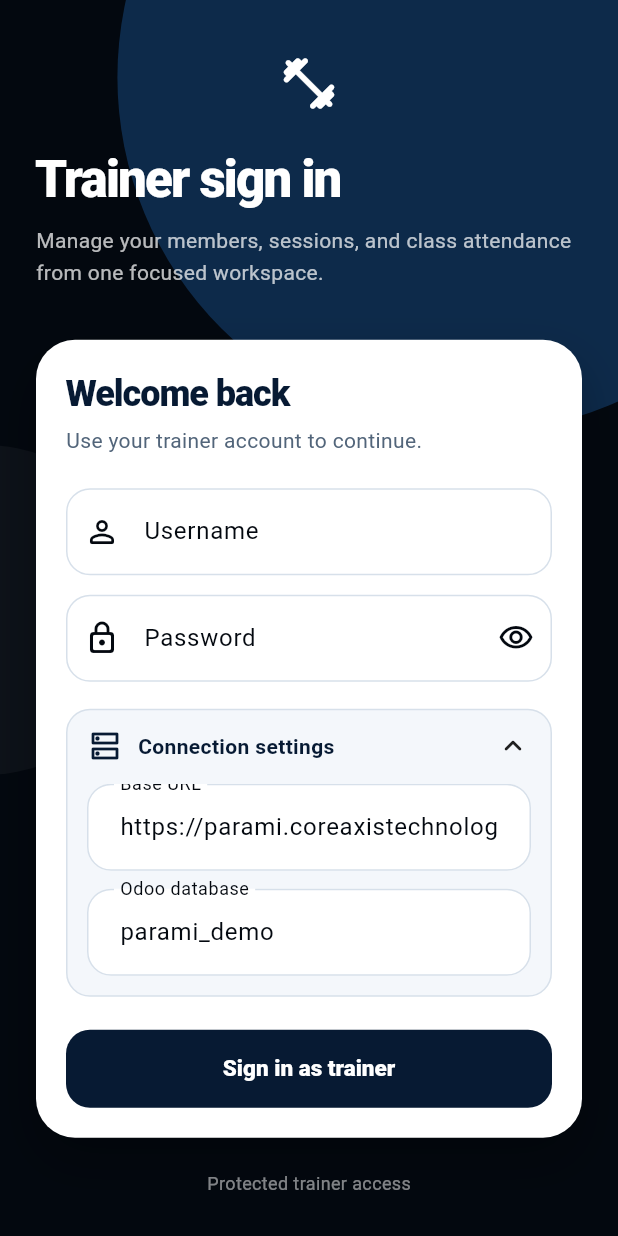
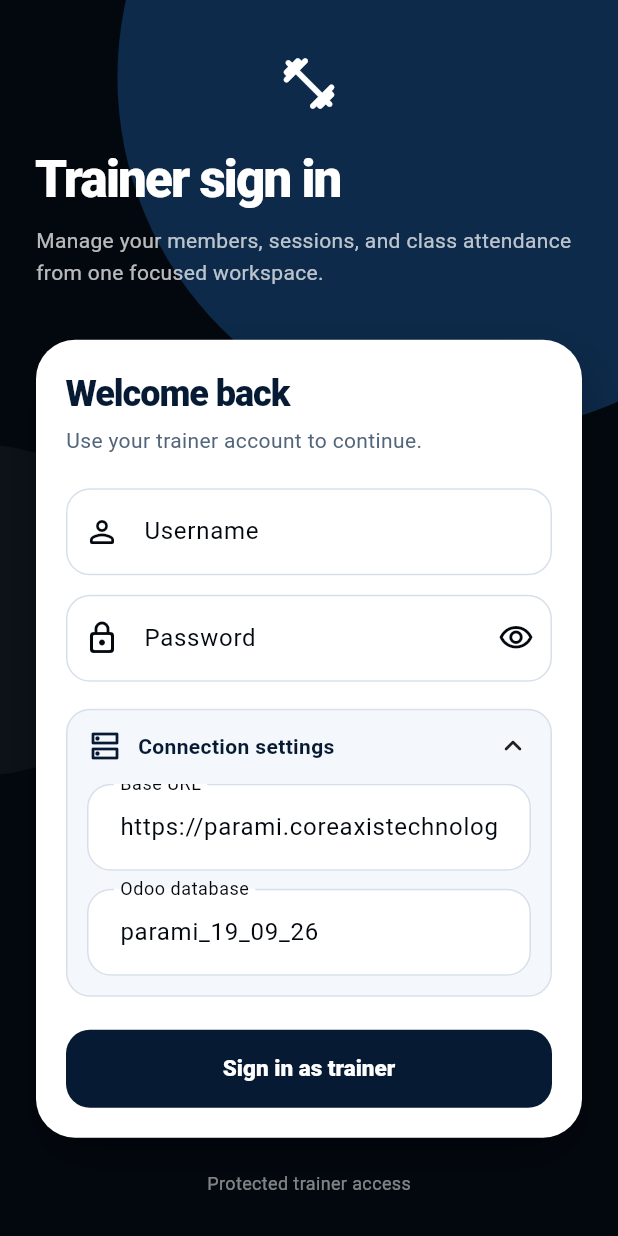
Before and after one commit to Miner-Miner/parami_fitness_trainer, a Flutter app: the screen it shows after launch, after a tap on "Connection settings", on a phone screen of 412 x 824 dp. Run offline on Flutter 3.47's test engine with Material 3 defaults, Android fonts, the phone set to English and light mode, and no system bars; our stand-ins replace shared_preferences; missing offline and left inert: mobile_scanner.

Commit message:
Changed the base url and db

```diff
--- a/lib/src/core/api_client.dart
+++ b/lib/src/core/api_client.dart
@@ -18,7 +18,7 @@ class ApiClient {
   ApiClient(this.session);
 
   static const defaultBaseUrl = 'https://parami.coreaxistechnologies.website';
-  static const defaultDatabase = 'parami_demo';
+  static const defaultDatabase = 'parami_19_09_26';
 
   final TrainerSession session;
 
```
